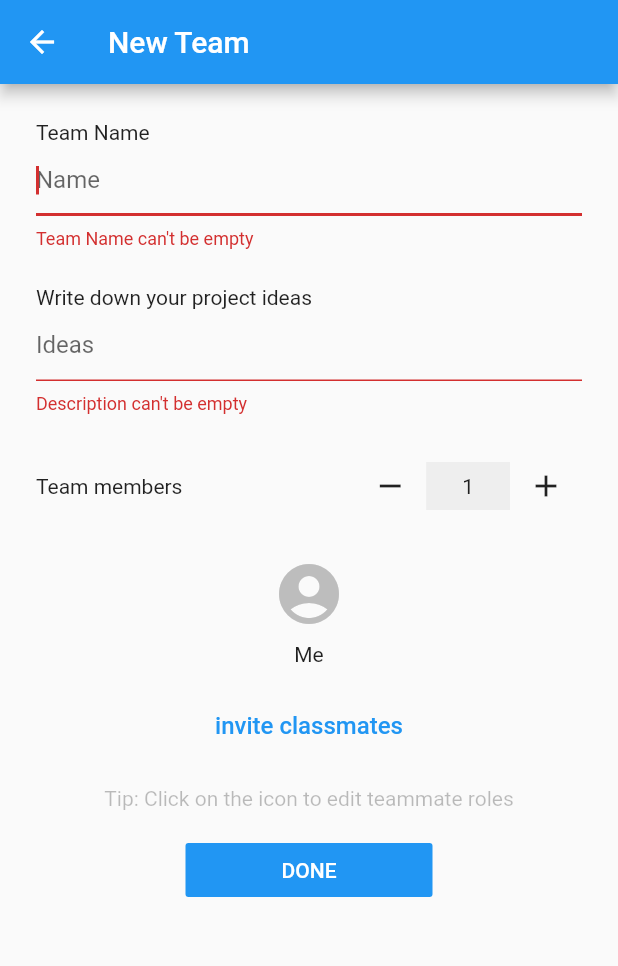
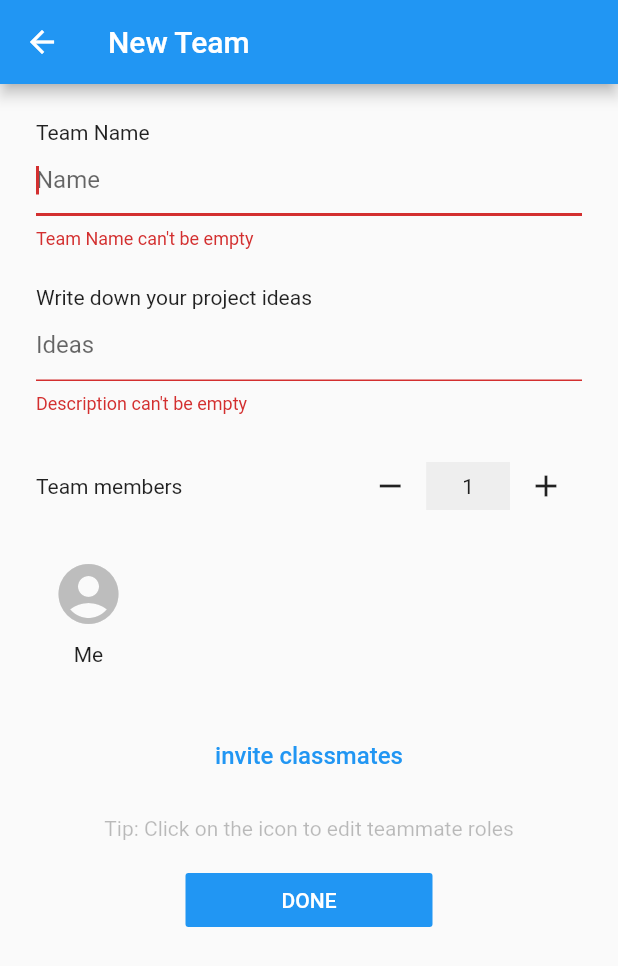
Before and after one commit to liuxugt/teamup_flutter_application, a Flutter app: the ProposeTeamPage screen opened directly with empty values, after a tap on "DONE", on a phone screen of 412 x 824 dp. Shown: the top 966 px of the screen. Run offline on Flutter 3.47's test engine with Material 2 defaults, Android fonts, the phone set to English and light mode, and no system bars; our stand-ins replace cloud_firestore, firebase_auth; accounts and stored records are empty.

Commit message:
Team Proposal functions. Creates team in database. Still needs: Inviting teammates, desired roles

```diff
--- a/lib/pages/propose_team_page.dart
+++ b/lib/pages/propose_team_page.dart
@@ -2,6 +2,7 @@ import 'package:cloud_firestore/cloud_firestore.dart';
 import 'package:flutter/material.dart';
 import 'package:scoped_model/scoped_model.dart';
 import 'package:teamup_app/models/user_model.dart';
+import 'package:teamup_app/objects/team.dart';
 import 'package:teamup_app/objects/user.dart';
 
 class ProposeTeamPage extends StatefulWidget {
@@ -40,6 +41,8 @@ class _ProposeTeamPageState extends State<ProposeTeamPage> {
   bool _isLoading = false;
   List<String> _memberTraits;
   List<User> _usersToInvite = [];
+  String _error = "";
+
 
   int get _teamSize => _memberTraits.length;
 
@@ -77,14 +80,18 @@ class _ProposeTeamPageState extends State<ProposeTeamPage> {
       child: Form(
         key: _formKey,
         child: ListView(
+          scrollDirection: Axis.vertical,
 //        crossAxisAlignment: CrossAxisAlignment.stretch,
           children: <Widget>[
             _makeTeamNameInput(),
             _makeTeamDescriptionInput(),
-            _makeTeamPreferenceInput(),
+            _makeTeamMateCounter(),
+            _makeTeamMateIconList(),
+//            _makeTeamPreferenceInput(),
             _makeInviteClassmatesButton(),
             _makeInvitedUsersList(),
             _makeTips(),
+            _makeError(),
             _makeFinishButton(),
           ],
         ),
@@ -134,21 +141,23 @@ class _ProposeTeamPageState extends State<ProposeTeamPage> {
     );
   }
 
-  Widget _makeTeamPreferenceInput() {
-    return Column(
-      children: <Widget>[
-        Row(
+  Widget _makeTeamMateCounter() {
+    return Row(
       mainAxisAlignment: MainAxisAlignment.spaceBetween,
       children: <Widget>[Text("Team members"), _makeCounter()],
-        ),
-        Padding(
-          padding: const EdgeInsets.symmetric(vertical: 16.0),
-          child: Row(
-            mainAxisAlignment: MainAxisAlignment.spaceEvenly,
+    );
+  }
+
+  Widget _makeTeamMateIconList() {
+    return Container(
+      height: 100.0,
+      margin: EdgeInsets.symmetric(vertical: 16.0),
+      child: ListView(
+        scrollDirection: Axis.horizontal,
+//        shrinkWrap: true,
+        physics: ClampingScrollPhysics(),
         children: _makeTeamMemberIcons(),
       ),
-        )
-      ],
     );
   }
 
@@ -164,7 +173,6 @@ class _ProposeTeamPageState extends State<ProposeTeamPage> {
   Widget _teamMateIcon(int idx) {
     return Column(
       mainAxisAlignment: MainAxisAlignment.start,
-//      crossAxisAlignment: CrossAxisAlignment.center,
       children: <Widget>[
         IconButton(
           iconSize: 48,
@@ -273,31 +281,29 @@ class _ProposeTeamPageState extends State<ProposeTeamPage> {
               maxSelection: _teamSize - 1,
             )));
     print("Output from Invite Page: $output");
-    if(output != null && output.isNotEmpty){
+    if (output != null && output.isNotEmpty) {
       setState(() {
         _usersToInvite = output;
       });
     }
   }
 
-  _makeInvitedUsersList(){
-    if(_usersToInvite.isEmpty)
-      return Container();
+  _makeInvitedUsersList() {
+    if (_usersToInvite.isEmpty) return Container();
 
-    return Container(
-      child: ListView(
+    return ListView(
       shrinkWrap: true,
       physics: ClampingScrollPhysics(),
-        children: _usersToInvite.map((user){
+      children: _usersToInvite.map((user) {
         return ListTile(
-            leading: CircleAvatar(backgroundImage: NetworkImage(user.photoURL),),
+          leading: CircleAvatar(
+            backgroundImage: NetworkImage(user.photoURL),
+          ),
           title: Text("${user.firstName} ${user.lastName}"),
         );
       }).toList(),
-      ),
     );
   }
-
 
   Widget _makeTips() {
     return Padding(
@@ -311,13 +317,70 @@ class _ProposeTeamPageState extends State<ProposeTeamPage> {
     );
   }
 
+  Widget _makeError(){
+    if(_error.isEmpty){
+      return Container();
+    }
+    return Padding(
+      padding: const EdgeInsets.symmetric(horizontal: 24.0, vertical: 16.0),
+      child: Center(
+        child: Text(
+          _error,
+          style: TextStyle(color: Colors.red),
+        ),
+      ),
+    );
+  }
+
   Widget _makeFinishButton() {
     return Center(
       child: _isLoading
           ? CircularProgressIndicator()
           : FlatButton(
+              onPressed: () async {
+                if (_validateAndSave()) {
+                  User currentUser =
+                      ScopedModel.of<UserModel>(context, rebuildOnChange: false)
+                          .currentUser;
+                  Team team = Team(
+                      availableSpots: _teamSize,
+                      name: _teamName,
+                      description: _teamDescription,
+                      leaderId: currentUser.id);
+                  setState(() {
+                    _isLoading = true;
+                  });
+                  bool successful = await ScopedModel.of<UserModel>(context,
+                          rebuildOnChange: false)
+                      .createTeamAndJoin(team);
+                  setState(() {
+                    _isLoading = false;
+                  });
+                  if (successful) {
+                    await showDialog(
+                        context: context,
+                        builder: (context) {
+                          return AlertDialog(
+                            title: Text("Team Created Succesfully!"),
+                            content: Text(
+                                "Your team has been created and you have been added to it!"),
+                            actions: <Widget>[
+                              FlatButton(
                                 onPressed: () {
-                _validateAndSave();
+                                  Navigator.of(context).popUntil(ModalRoute.withName('/home'));
+                                },
+                                child: Text('Okay!'),
+                              )
+                            ],
+                          );
+                        });
+                  }else{
+                    setState(() {
+                      _error = ScopedModel.of<UserModel>(context,
+                          rebuildOnChange: false).error;
+                    });
+                  }
+                }
               },
               child: Padding(
                 padding:
@@ -340,30 +403,27 @@ class InviteTeamMatesScreen extends StatefulWidget {
 }
 
 class _InviteTeamMatesScreenState extends State<InviteTeamMatesScreen> {
-//  Map<User, bool> _teamMatesSelectedMap = {};
-//  int get _numSelected => _teamMatesSelectedMap.length;
-
   List<UserItem> items = [];
   int _numSelected = 0;
 
-  List<User> _getSelectedUsers(){
+  List<User> _getSelectedUsers() {
     List<User> selectedUsers = [];
-    for(UserItem item in items){
-      if(item.isCheck){
+    for (UserItem item in items) {
+      if (item.isCheck) {
         selectedUsers.add(item.user);
       }
     }
     return selectedUsers;
   }
 
-  bool _checkAndSelect(bool checkBoxSelected){
-    if(checkBoxSelected){
-      if(_numSelected < widget.maxSelection){
+  bool _checkAndSelect(bool checkBoxSelected) {
+    if (checkBoxSelected) {
+      if (_numSelected < widget.maxSelection) {
         _numSelected++;
         return true;
       }
       return false;
-    }else{
+    } else {
       _numSelected--;
       return true;
     }
@@ -376,59 +436,14 @@ class _InviteTeamMatesScreenState extends State<InviteTeamMatesScreen> {
         title: Text('Invite Classmates (Up to ${widget.maxSelection})'),
       ),
       body: _buildBody(),
-      floatingActionButton: FloatingActionButton(onPressed: () {
+      floatingActionButton: FloatingActionButton(
+        onPressed: () {
           Navigator.of(context).pop(_getSelectedUsers());
         },
-      child: Icon(Icons.check),),
+        child: Icon(Icons.check),
+      ),
     );
   }
-
-//  _checkUser(UserItem userItem, bool selected) {
-//    if (widget.maxSelection <= _numSelected) {
-//      for(UserItem item in items){
-//        if(item.user.id == userItem.user.id){
-//          setState(() {
-//
-//          });
-//        }
-//      }
-//      if (_teamMatesSelectedMap.containsKey(user)) {
-//        setState(() {
-//          print('selected');
-//          _teamMatesSelectedMap[user] = selected;
-//        });
-//      }
-//    }
-//  }
-
-
-//
-//  Widget _buildUserTile(UserItem userItem, BuildContext context) {
-//    return ListTile(
-//      onTap: null,
-//      leading: CircleAvatar(
-//        backgroundImage: NetworkImage(userItem.user.photoURL),
-//      ),
-//      trailing: Checkbox(
-//          value: userItem.isCheck,
-//          onChanged: (value) {
-//            print(value);
-//            if(value && widget.maxSelection > _numSelected){
-//              setState(() {
-//                userItem.isCheck = value;
-//                _numSelected++;
-//              });
-//            }else{
-//              setState(() {
-//                userItem.isCheck = value;
-//                _numSelected--;
-//              });
-//            }
-//          }),
-//      title: Text("${userItem.user.firstName} ${userItem.user.lastName}"),
-//      subtitle: Text('${userItem.user.email}'),
-//    );
-//  }
 
   _buildBody() {
     return ScopedModelDescendant<UserModel>(builder: (context, child, model) {
@@ -447,7 +462,8 @@ class _InviteTeamMatesScreenState extends State<InviteTeamMatesScreen> {
                       snapshot.data.documents.map((DocumentSnapshot document) {
                     if (document?.data != null) {
                       User user = User.fromSnapshotData(document.data);
-                      UserItem userItem = UserItem(user, false, _checkAndSelect);
+                      UserItem userItem =
+                          UserItem(user, false, _checkAndSelect);
                       items.add(userItem);
 //                      _teamMatesSelectedMap[user] = false;
                       return UserListItem(items.last);
@@ -461,6 +477,7 @@ class _InviteTeamMatesScreenState extends State<InviteTeamMatesScreen> {
     });
   }
 }
+
 //
 class UserItem {
   User user;
@@ -490,24 +507,25 @@ class UserItemState extends State<UserListItem> {
   @override
   Widget build(BuildContext context) {
     return ListTile(
-      onTap: (){
-        if(userItem.itemCallback(!userItem.isCheck)){
+      onTap: () {
+        if (userItem.itemCallback(!userItem.isCheck)) {
           setState(() {
             userItem.isCheck = !userItem.isCheck;
           });
         }
       },
-      leading: CircleAvatar(backgroundImage: NetworkImage(userItem.user.photoURL),),
+      leading: CircleAvatar(
+        backgroundImage: NetworkImage(userItem.user.photoURL),
+      ),
       trailing: Checkbox(
           value: userItem.isCheck,
           onChanged: (value) {
-            if(userItem.itemCallback(value)){
+            if (userItem.itemCallback(value)) {
               setState(() {
                 userItem.isCheck = value;
               });
             }
-          }
-          ),
+          }),
       title: Text("${userItem.user.firstName} ${userItem.user.lastName}"),
       subtitle: Text('${userItem.user.email}'),
     );
--- a/lib/services/api.dart
+++ b/lib/services/api.dart
@@ -138,7 +138,11 @@ class API {
   }
 
 
-
+  Future<String> createNewTeamInCourse(String courseId, Team team) async {
+    DocumentReference teamRef = await _firestore.collection('/courses/$courseId/teams').add(team.toFireBaseMap());
+    await teamRef.updateData({'id': teamRef.documentID});
+    return teamRef.documentID;
+  }
 
 
 }
```
Also changed, not shown: lib/models/user_model.dart (+14 -2 lines), lib/objects/team.dart (+15 -1 lines). Lines whose indentation alone changed are shown as unchanged.
